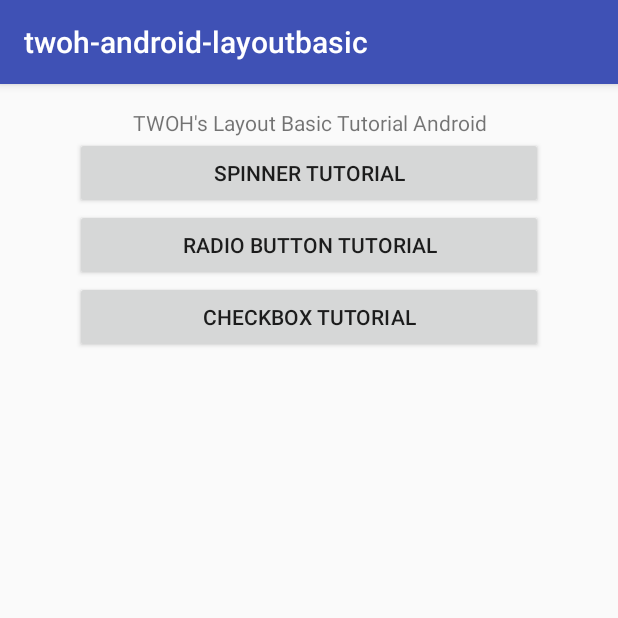
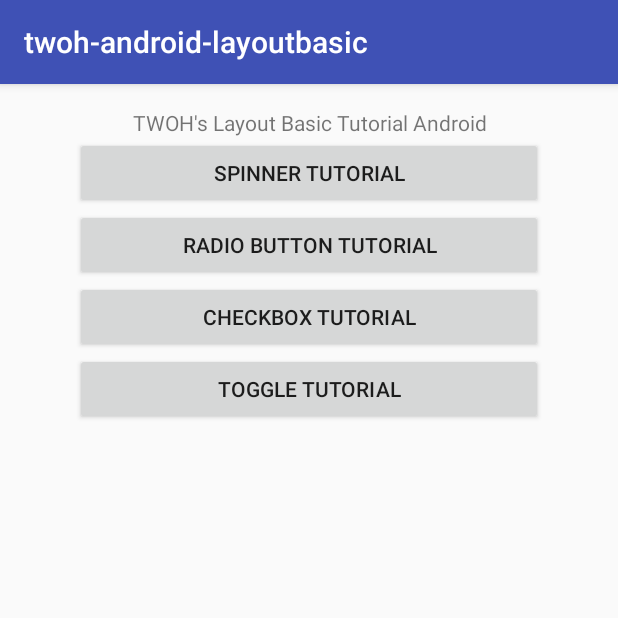
Before and after one commit to twoh/twoh-android-layout-basic, an Android app: the screen it shows after launch (MainActivity), on a phone screen of 412 x 824 dp, the top half of it. Run offline under Robolectric (Android 15) with nearby library versions, the phone set to English and light mode, and no system bars.

Commit message:
add toggle button tutorial

```diff
--- a/src/main/AndroidManifest.xml
+++ b/src/main/AndroidManifest.xml
@@ -18,6 +18,7 @@
         <activity android:name=".TWOHLayoutSpinner"/>
         <activity android:name=".TWOHLayoutRadioButton"/>
         <activity android:name=".TWOHLayoutCheckBox"/>
+        <activity android:name=".TWOHLayoutToggle"/>
     </application>
 
 </manifest>
--- a/src/main/java/id/web/twoh/twoh_android_layoutbasic/MainActivity.java
+++ b/src/main/java/id/web/twoh/twoh_android_layoutbasic/MainActivity.java
@@ -35,5 +35,13 @@ public class MainActivity extends AppCompatActivity {
                 startActivity(TWOHLayoutCheckBox.newIntent(MainActivity.this));
             }
         });
+
+        Button btToggle = (Button) findViewById(R.id.bt_toggle);
+        btToggle.setOnClickListener(new View.OnClickListener() {
+            @Override
+            public void onClick(View view) {
+                startActivity(TWOHLayoutToggle.newIntent(MainActivity.this));
+            }
+        });
     }
 }
--- a/src/main/res/layout/activity_main.xml
+++ b/src/main/res/layout/activity_main.xml
@@ -33,4 +33,9 @@
         android:text="CheckBox Tutorial"
         android:layout_width="match_parent"
         android:layout_height="wrap_content" />
+    <Button
+        android:id="@+id/bt_toggle"
+        android:text="Toggle Tutorial"
+        android:layout_width="match_parent"
+        android:layout_height="wrap_content" />
 </LinearLayout>
```
Also changed, not shown: src/main/java/id/web/twoh/twoh_android_layoutbasic/TWOHLayoutToggle.java (added, +49 -0 lines), src/main/res/layout/activity_toggle.xml (added, +33 -0 lines), src/main/res/drawable/bg2.jpg (added).
